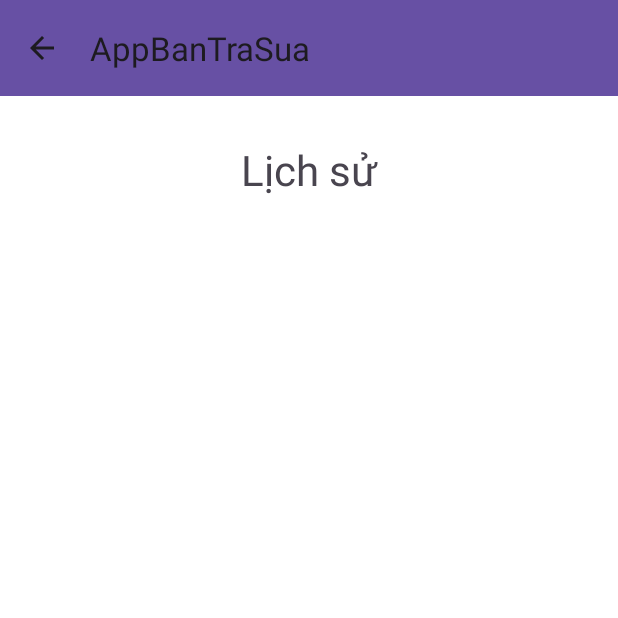
After one commit to Kine-code/AppTraSua, an Android app: the HistoryActivity screen opened directly, with no data from a screen before it, on a phone screen of 412 x 824 dp, the top half of it. The commit adds this screen. Run offline under Robolectric (Android 15) with nearby library versions, the light colour scheme and no system bars.

Commit message:
UpdateHistory

```diff
--- a/app/src/main/AndroidManifest.xml
+++ b/app/src/main/AndroidManifest.xml
@@ -30,6 +30,7 @@
         <activity android:name=".GUI.MainActivity"/>
         <activity android:name=".GUI.AccountActivity"/>
         <activity android:name=".GUI.PaymentActivity"/>
+        <activity android:name=".GUI.HistoryActivity"/>
 
     </application>
 
--- a/app/src/main/java/com/nhom2/appbantrasua/DAL/CartAdapter.java
+++ b/app/src/main/java/com/nhom2/appbantrasua/DAL/CartAdapter.java
@@ -64,7 +64,6 @@ public class CartAdapter extends RecyclerView.Adapter<CartAdapter.CartViewHolder
         String formattedPrice = numberFormat.format(product.getPrice());
         holder.productPriceTextView.setText(formattedPrice + " VND");
         holder.productQualityTextView.setText(String.valueOf(product.getQuality()));
-
 
 //Start Button increase and decrase Cart
         holder.increaseQuantityButtonCart.setOnClickListener(new View.OnClickListener() {
--- /dev/null
+++ b/app/src/main/java/com/nhom2/appbantrasua/DAL/HistoryAdapter.java
@@ -0,0 +1,81 @@
+package com.nhom2.appbantrasua.DAL;
+
+import android.content.Context;
+import android.view.LayoutInflater;
+import android.view.View;
+import android.view.ViewGroup;
+import android.widget.TextView;
+import android.widget.Toast;
+
+import androidx.annotation.NonNull;
+import androidx.recyclerview.widget.RecyclerView;
+
+import com.nhom2.appbantrasua.Entity.History;
+import com.nhom2.appbantrasua.Entity.Product;
+import com.nhom2.appbantrasua.R;
+
+import java.util.List;
+
+public class HistoryAdapter extends RecyclerView.Adapter<HistoryAdapter.HistoryViewHolder> {
+    private Context context;
+    private List<History> listHistory;
+    String nameProducts = "";
+    public HistoryAdapter() {
+    }
+
+    public HistoryAdapter (Context context, List<History> historyItems){
+        this.context = context;
+        listHistory = historyItems;
+    }
+
+    @NonNull
+    @Override
+    public HistoryViewHolder onCreateViewHolder(@NonNull ViewGroup parent, int viewType) {
+        View view = LayoutInflater.from(context).inflate(R.layout.item_history, parent, false);
+        return new HistoryViewHolder(view);
+    }
+
+
+    @Override
+    public void onBindViewHolder(@NonNull HistoryAdapter.HistoryViewHolder holder, int position) {
+        History history = listHistory.get(position);
+        if (history == null){
+            return;
+        }
+        holder.textnamehistory.setText(history.getName());
+        holder.textphonehistory.setText(history.getPhone());
+        holder.textaddresshistory.setText(history.getAddress());
+
+        for (int i = 0; i < history.getListProduct().size(); i++){
+            nameProducts += history.getListProduct().get(i).getName() + " ";
+        }
+
+        holder.text_order_items.setText(nameProducts);
+
+        holder.text_total_amount.setText(history.getTotalAmount());
+
+    }
+
+    @Override
+    public int getItemCount() {
+        return listHistory.size();
+    }
+
+    public static class HistoryViewHolder extends RecyclerView.ViewHolder {
+
+        TextView textnamehistory;
+        TextView textphonehistory;
+        TextView textaddresshistory;
+        TextView text_order_items;
+        TextView text_total_amount;
+
+        public HistoryViewHolder(@NonNull View itemView) {
+            super(itemView);
+            this.textnamehistory = itemView.findViewById(R.id.textnamehistory);
+            this.textphonehistory = itemView.findViewById(R.id.textphonehistory);
+            this.textaddresshistory = itemView.findViewById(R.id.textaddresshistory);
+            this.text_order_items = itemView.findViewById(R.id.text_order_items);
+            this.text_total_amount = itemView.findViewById(R.id.text_total_amount);
+        }
+    }
+}
--- a/app/src/main/java/com/nhom2/appbantrasua/GUI/CartActivity.java
+++ b/app/src/main/java/com/nhom2/appbantrasua/GUI/CartActivity.java
@@ -45,6 +45,7 @@ public class CartActivity extends AppCompatActivity {
         if (getSupportActionBar() != null) {
             getSupportActionBar().setDisplayHomeAsUpEnabled(true);
         }
+
         cartRecyclerView = findViewById(R.id.cartRecyclerView);
         TotalAmount();
         List<Product> cartItems = CartManager.getInstance().getCartItems(this);
--- /dev/null
+++ b/app/src/main/java/com/nhom2/appbantrasua/GUI/HistoryActivity.java
@@ -0,0 +1,74 @@
+package com.nhom2.appbantrasua.GUI;
+
+import android.content.Intent;
+import android.os.Bundle;
+import android.view.MenuItem;
+
+import androidx.activity.EdgeToEdge;
+import androidx.appcompat.app.AppCompatActivity;
+import androidx.appcompat.widget.Toolbar;
+import androidx.core.graphics.Insets;
+import androidx.core.view.ViewCompat;
+import androidx.core.view.WindowInsetsCompat;
+import androidx.recyclerview.widget.LinearLayoutManager;
+import androidx.recyclerview.widget.RecyclerView;
+
+import com.nhom2.appbantrasua.CartManager;
+import com.nhom2.appbantrasua.DAL.CartAdapter;
+import com.nhom2.appbantrasua.DAL.HistoryAdapter;
+import com.nhom2.appbantrasua.Entity.History;
+import com.nhom2.appbantrasua.Entity.Product;
+import com.nhom2.appbantrasua.HistoryManager;
+import com.nhom2.appbantrasua.R;
+
+import java.util.ArrayList;
+import java.util.List;
+
+public class HistoryActivity extends AppCompatActivity {
+    private RecyclerView historyRecyclerView;
+    private HistoryAdapter _historyAdapter;
+
+    @Override
+    public void onCreate(Bundle savedInstanceState) {
+
+        super.onCreate(savedInstanceState);
+        EdgeToEdge.enable(this);
+        setContentView(R.layout.activity_history);
+        ViewCompat.setOnApplyWindowInsetsListener(findViewById(R.id.history), (v, insets) -> {
+            Insets systemBars = insets.getInsets(WindowInsetsCompat.Type.systemBars());
+            v.setPadding(systemBars.left, systemBars.top, systemBars.right, systemBars.bottom);
+            return insets;
+        });
+
+        Toolbar toolbar = findViewById(R.id.toolbarhistory);
+        setSupportActionBar(toolbar);
+
+        if (getSupportActionBar() != null) {
+            getSupportActionBar().setDisplayHomeAsUpEnabled(true);
+        }
+        historyRecyclerView = findViewById(R.id.recycleViewhistory);
+
+        List<History> historyItems = HistoryManager.getInstance().getListHistory();
+        ReLoadRycyclerView(historyItems);
+    }
+
+    public void ReLoadRycyclerView(List<History> historyAdapter){
+        _historyAdapter = new HistoryAdapter(this, historyAdapter);
+        historyRecyclerView.setAdapter(_historyAdapter);
+        historyRecyclerView.setLayoutManager(new LinearLayoutManager(this));
+    }
+
+    @Override
+    public boolean onOptionsItemSelected(MenuItem item) {
+        switch (item.getItemId()) {
+            case android.R.id.home:
+                Intent intent = new Intent(HistoryActivity.this, MainActivity.class);
+                intent.addFlags(Intent.FLAG_ACTIVITY_CLEAR_TOP | Intent.FLAG_ACTIVITY_NEW_TASK);
+                startActivity(intent);
+                finish();
+                return true;
+            default:
+                return super.onOptionsItemSelected(item);
+        }
+    }
+}
--- /dev/null
+++ b/app/src/main/java/com/nhom2/appbantrasua/HistoryManager.java
@@ -0,0 +1,31 @@
+package com.nhom2.appbantrasua;
+
+import com.nhom2.appbantrasua.DAL.HistoryAdapter;
+import com.nhom2.appbantrasua.Entity.History;
+
+import java.util.ArrayList;
+import java.util.List;
+
+public class HistoryManager {
+    private static HistoryManager instance;
+    private static List<History> ListHistory;
+
+    private HistoryManager() {
+        ListHistory = new ArrayList<>();
+    }
+
+    public static HistoryManager getInstance() {
+        if (instance == null) {
+            instance = new HistoryManager();
+        }
+        return instance;
+    }
+
+    public List<History> getListHistory() {
+        return ListHistory;
+    }
+
+    public void setListHistory(List<History> listHistory) {
+        ListHistory = listHistory;
+    }
+}
--- /dev/null
+++ b/app/src/main/res/layout/activity_history.xml
@@ -0,0 +1,47 @@
+<androidx.constraintlayout.widget.ConstraintLayout
+    xmlns:android="http://schemas.android.com/apk/res/android"
+    xmlns:app="http://schemas.android.com/apk/res-auto"
+    xmlns:tools="http://schemas.android.com/tools"
+    android:layout_width="match_parent"
+    android:layout_height="match_parent"
+    android:id="@+id/history"
+    android:background="@android:color/white">
+
+    <!-- Toolbar -->
+    <androidx.appcompat.widget.Toolbar
+        android:id="@+id/toolbarhistory"
+        android:layout_width="match_parent"
+        android:layout_height="wrap_content"
+        android:background="?attr/colorPrimary"
+        android:contentInsetStart="0dp"
+        android:theme="@style/ThemeOverlay.AppCompat.ActionBar"
+        app:layout_constraintEnd_toEndOf="parent"
+        app:layout_constraintStart_toStartOf="parent"
+        app:layout_constraintTop_toTopOf="parent"
+        app:popupTheme="@style/ThemeOverlay.AppCompat.Light" />
+
+    <!-- Tiêu đề Lịch sử -->
+    <TextView
+        android:id="@+id/textorderhistory"
+        android:layout_width="0dp"
+        android:layout_height="wrap_content"
+        android:gravity="center_horizontal"
+        android:text="Lịch sử"
+        android:textSize="28sp"
+        android:layout_marginTop="30dp"
+        app:layout_constraintEnd_toEndOf="parent"
+        app:layout_constraintHorizontal_bias="0.0"
+        app:layout_constraintStart_toStartOf="parent"
+        app:layout_constraintTop_toBottomOf="@id/toolbarhistory" />
+
+
+    <androidx.recyclerview.widget.RecyclerView
+        android:id="@+id/recycleViewhistory"
+        android:layout_width="0dp"
+        android:layout_height="0dp"
+        android:layout_marginTop="16dp"
+        app:layout_constraintTop_toBottomOf="@id/textorderhistory"
+        app:layout_constraintBottom_toBottomOf="parent"
+        app:layout_constraintStart_toStartOf="parent"
+        app:layout_constraintEnd_toEndOf="parent" />
+</androidx.constraintlayout.widget.ConstraintLayout>
--- a/app/src/main/res/layout/activity_payment.xml
+++ b/app/src/main/res/layout/activity_payment.xml
@@ -52,6 +52,7 @@
         android:layout_marginRight="30dp"
         android:background="@drawable/edittextlogin"
         android:hint="Phone"
+        android:inputType="number"
         android:padding="16dp"
         android:textSize="18sp" />
         <EditText
```
Also changed, not shown: app/src/main/java/com/nhom2/appbantrasua/Entity/History.java (added, +62 -0 lines), app/src/main/java/com/nhom2/appbantrasua/GUI/MainActivity.java (+9 -2 lines), app/src/main/java/com/nhom2/appbantrasua/GUI/PaymentActivity.java (+17 -0 lines), app/src/main/java/com/nhom2/appbantrasua/GUI/ProductDetailsActivity.java (+1 -9 lines), app/src/main/res/layout/activity_product_details.xml (+1 -9 lines), app/src/main/res/layout/item_history.xml (added, +93 -0 lines).
